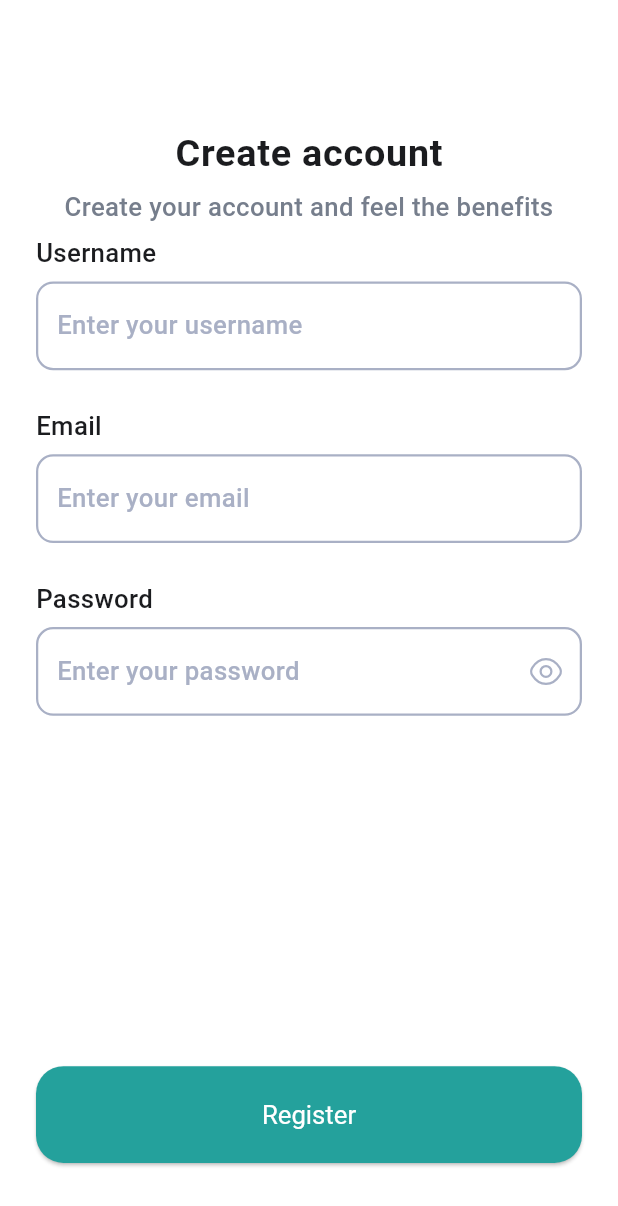
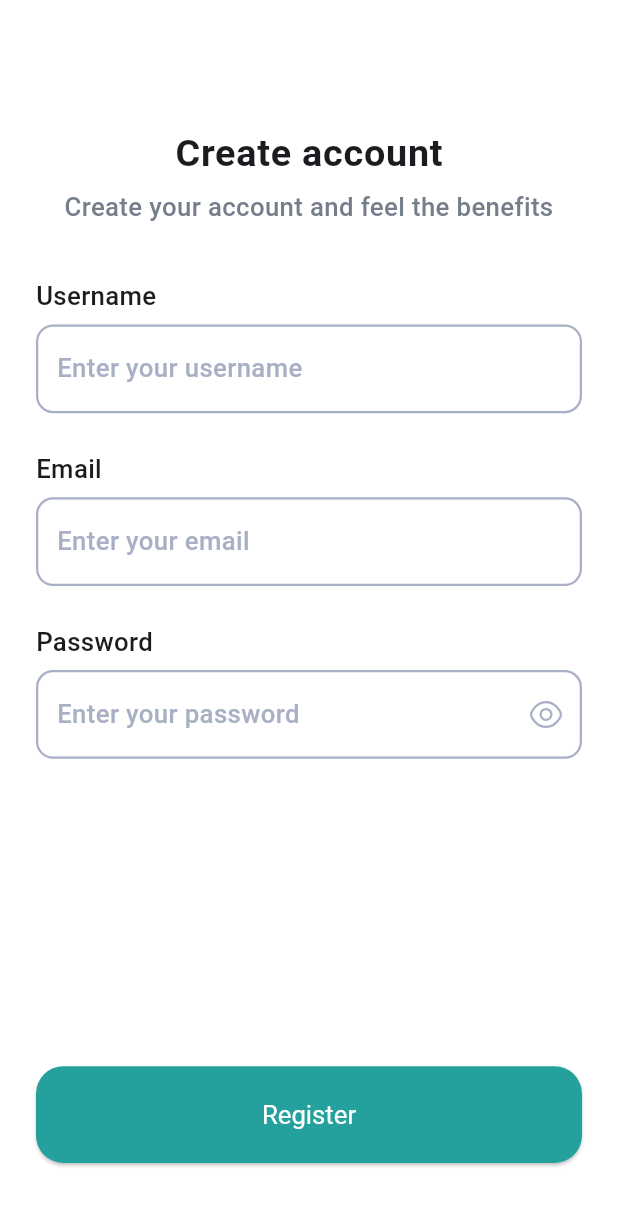
Before and after one commit to MAHMOUDELSAYED7/Plannify-Flutter, a Flutter app: the screen it shows after launch, after a tap on "Skip", after a tap on "Create an account?", on a phone screen of 412 x 824 dp. Shown: the top 1206 px of the screen. Run offline on Flutter 3.47's test engine with Material 3 defaults, Android fonts, the phone set to English and light mode, and no system bars; our stand-ins replace bloc, dio, flutter_bloc, flutter_dotenv, flutter_screenutil, flutter_secure_storage and 5 more.

Commit message:
feat: add EmailNotVerified state and handle unverified email in login and registration; enhance NetworkFailure with status code

```diff
--- a/lib/core/errors/failure.dart
+++ b/lib/core/errors/failure.dart
@@ -14,5 +14,5 @@ class CacheFailure extends Failure {
 }
 
 class NetworkFailure extends Failure {
-  NetworkFailure(super.message);
+  NetworkFailure(super.message, [super.code]);
 }
--- a/lib/core/router/app_router.dart
+++ b/lib/core/router/app_router.dart
@@ -27,7 +27,7 @@ class AppRouter {
       case RouteManager.initialRoute:
         return CustomPageTransitions.fade(
           BlocProvider(
-            create: (_) => sl<AuthStatusCubit>(),
+            create: (_) => sl<AuthStatusCubit>()..checkAuthStatus(),
             child: const SplashScreen(),
           ),
         );
@@ -40,10 +40,7 @@ class AppRouter {
         );
       case RouteManager.login:
         return CustomPageTransitions.fadeForwards(
-          BlocProvider(
-            create: (_) => sl<LoginCubit>(),
-            child: LoginScreen(),
-          ),
+          BlocProvider(create: (_) => sl<LoginCubit>(), child: LoginScreen()),
         );
       case RouteManager.register:
         return CustomPageTransitions.fadeForwards(
--- a/lib/presentation/cubit/auth/auth_status/auth_status_cubit.dart
+++ b/lib/presentation/cubit/auth/auth_status/auth_status_cubit.dart
@@ -9,9 +9,7 @@ part 'auth_status_state.dart';
 class AuthStatusCubit extends Cubit<AuthStatusState> {
   final SecureStorageManager _secureStorage;
 
-  AuthStatusCubit(this._secureStorage) : super(AuthStatusInitial()) {
-    checkAuthStatus();
-  }
+  AuthStatusCubit(this._secureStorage) : super(AuthStatusInitial());
 
   Future<void> checkAuthStatus() async {
     emit(AuthStatusLoading());
--- a/lib/presentation/cubit/auth/login/login_state.dart
+++ b/lib/presentation/cubit/auth/login/login_state.dart
@@ -12,6 +12,11 @@ class LoginSuccess extends LoginState {
   LoginSuccess(this.response);
 }
 
+class EmailNotVerified extends LoginState {
+  final String message;
+  EmailNotVerified(this.message);
+}
+
 class LoginError extends LoginState {
   final String message;
   LoginError(this.message);
--- a/lib/presentation/cubit/auth/register/register_state.dart
+++ b/lib/presentation/cubit/auth/register/register_state.dart
@@ -12,6 +12,11 @@ class RegisterSuccess extends RegisterState {
   RegisterSuccess(this.response);
 }
 
+class EmailNotVerified extends RegisterState {
+  final String message;
+  EmailNotVerified(this.message);
+}
+
 class RegisterError extends RegisterState {
   final String message;
   RegisterError(this.message);
--- a/lib/presentation/view/login_screen.dart
+++ b/lib/presentation/view/login_screen.dart
@@ -3,6 +3,7 @@ import 'package:flutter_bloc/flutter_bloc.dart';
 import 'package:flutter_screenutil/flutter_screenutil.dart';
 import 'package:plannify/core/utils/extensions/extensions.dart';
 import 'package:plannify/core/utils/helpers/toast_message.dart';
+import 'package:plannify/core/widgets/custom_gap.dart';
 import 'package:plannify/core/widgets/custom_text_button.dart';
 
 import '../../core/constants/font_size.dart';
@@ -64,9 +65,17 @@ class _LoginScreenState extends State<LoginScreen> {
           ToastHelper.showCustomToast('Login successful!');
           context.pushNamedAndRemoveUntil(RouteManager.home);
         }
+        if (state is EmailNotVerified) {
+          ToastHelper.showCustomToast(state.message);
+          context.pushNamedAndRemoveUntil(
+            RouteManager.verifyOtp,
+            arguments: _email,
+          );
+        }
       },
       child: Scaffold(
-        body: Column(
+        body: SingleChildScrollView(
+          child: Column(
             children: [
               Text(
                 'Welcome Back!',
@@ -82,17 +91,20 @@ class _LoginScreenState extends State<LoginScreen> {
                 ),
                 textAlign: TextAlign.center,
               ).withOnlyPadding(top: 4),
+              Gap(size: 24.h),
               Form(
                 key: _formKey,
                 child: Column(
                   children: [
                     MyTextFormField(
+                      keyboardType: TextInputType.emailAddress,
                       onSaved: (val) => _email = val,
                       title: 'Email',
                       hintText: 'Enter your email',
                       validator: _formValidationManager.validateEmail,
                     ).withOnlyPadding(bottom: 16.h),
                     MyTextFormField(
+                      keyboardType: TextInputType.visiblePassword,
                       title: 'Password',
                       hintText: 'Enter your password',
                       obscureText: true,
@@ -101,7 +113,8 @@ class _LoginScreenState extends State<LoginScreen> {
                     ).withOnlyPadding(bottom: 16.h),
                     MyTextButton(
                       title: 'Forgot Password?',
-                    onTap: () => context.pushNamed(RouteManager.forgotPassword),
+                      onTap:
+                          () => context.pushNamed(RouteManager.forgotPassword),
                     ).alignCenterRight(),
                     MyTextButton(
                       title: 'Create an account?',
@@ -112,6 +125,7 @@ class _LoginScreenState extends State<LoginScreen> {
               ),
             ],
           ).withAllPadding(24),
+        ),
         bottomNavigationBar: BlocBuilder<LoginCubit, LoginState>(
           builder: (context, state) {
             return MyElevatedButton(
--- a/lib/presentation/view/register_screen.dart
+++ b/lib/presentation/view/register_screen.dart
@@ -11,6 +11,7 @@ import '../../core/router/routes.dart';
 import '../../core/themes/colors.dart';
 import '../../core/utils/formatters/form_validation.dart';
 import '../../core/widgets/custom_elevated_button.dart';
+import '../../core/widgets/custom_gap.dart';
 import '../../core/widgets/custom_text_form_field.dart';
 import '../../data/models/auth_model.dart';
 
@@ -69,9 +70,17 @@ class _RegisterScreenState extends State<RegisterScreen> {
             arguments: _email,
           );
         }
+        if (state is EmailNotVerified) {
+          ToastHelper.showCustomToast(state.message);
+          context.pushNamedAndRemoveUntil(
+            RouteManager.verifyOtp,
+            arguments: _email,
+          );
+        }
       },
       child: Scaffold(
-        body: Column(
+        body: SingleChildScrollView(
+          child: Column(
             children: [
               Text(
                 'Create account',
@@ -87,23 +96,27 @@ class _RegisterScreenState extends State<RegisterScreen> {
                 ),
                 textAlign: TextAlign.center,
               ).withOnlyPadding(top: 4),
+              Gap(size: 24.h),
               Form(
                 key: _formKey,
                 child: Column(
                   children: [
                     MyTextFormField(
+                      keyboardType: TextInputType.name,
                       onSaved: (val) => _username = val,
                       title: 'Username',
                       hintText: 'Enter your username',
                       validator: _formValidationManager.validateUsername,
                     ).withOnlyPadding(bottom: 16.h),
                     MyTextFormField(
+                      keyboardType: TextInputType.emailAddress,
                       onSaved: (val) => _email = val,
                       title: 'Email',
                       hintText: 'Enter your email',
                       validator: _formValidationManager.validateEmail,
                     ).withOnlyPadding(bottom: 16.h),
                     MyTextFormField(
+                      keyboardType: TextInputType.visiblePassword,
                       title: 'Password',
                       hintText: 'Enter your password',
                       obscureText: true,
@@ -115,6 +128,7 @@ class _RegisterScreenState extends State<RegisterScreen> {
               ),
             ],
           ).withAllPadding(24),
+        ),
         bottomNavigationBar: BlocBuilder<RegisterCubit, RegisterState>(
           builder: (context, state) {
             return MyElevatedButton(
--- a/lib/presentation/view/reset_password_screen.dart
+++ b/lib/presentation/view/reset_password_screen.dart
@@ -112,12 +112,13 @@ class _ResetPasswordScreenState extends State<ResetPasswordScreen> {
                     isLoading: state is ResetPasswordLoading,
                     onCompleted: (val) async => await resetPassword(val),
                   ),
-                  Gap(size: 25.h),
+                  Gap(size: 24.h),
                   Form(
                     key: _formKey,
                     child: Column(
                       children: [
                         MyTextFormField(
+                          keyboardType: TextInputType.visiblePassword,
                           title: 'New Password',
                           hintText: 'Enter your password',
                           obscureText: true,
@@ -125,6 +126,7 @@ class _ResetPasswordScreenState extends State<ResetPasswordScreen> {
                           validator: _formValidationManager.validatePassword,
                         ).withOnlyPadding(bottom: 16.h),
                         MyTextFormField(
+                          keyboardType: TextInputType.visiblePassword,
                           title: 'Confirm Password',
                           hintText: 'Enter your password',
                           obscureText: true,
```
Also changed, not shown: lib/data/repositories/auth_repository_impl.dart (+5 -5 lines), lib/presentation/cubit/auth/login/login_cubit.dart (+7 -4 lines), lib/presentation/cubit/auth/register/register_cubit.dart (+7 -2 lines), lib/presentation/view/forgot_password_screen.dart (+6 -1 lines). Lines whose indentation alone changed are shown as unchanged.
